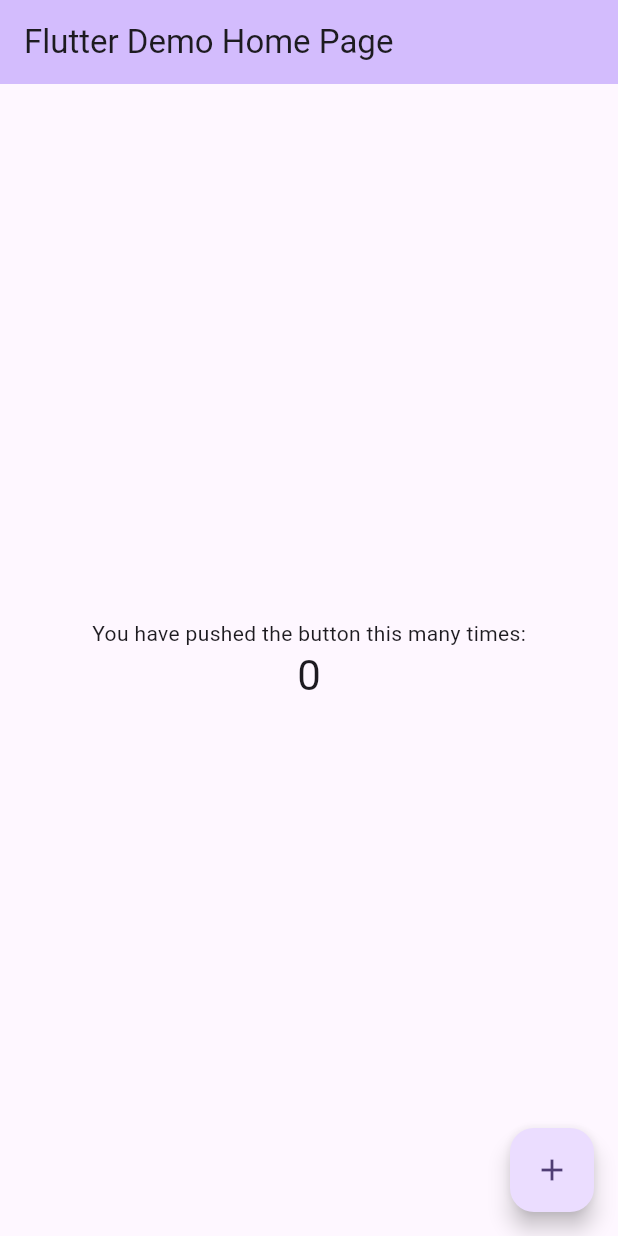
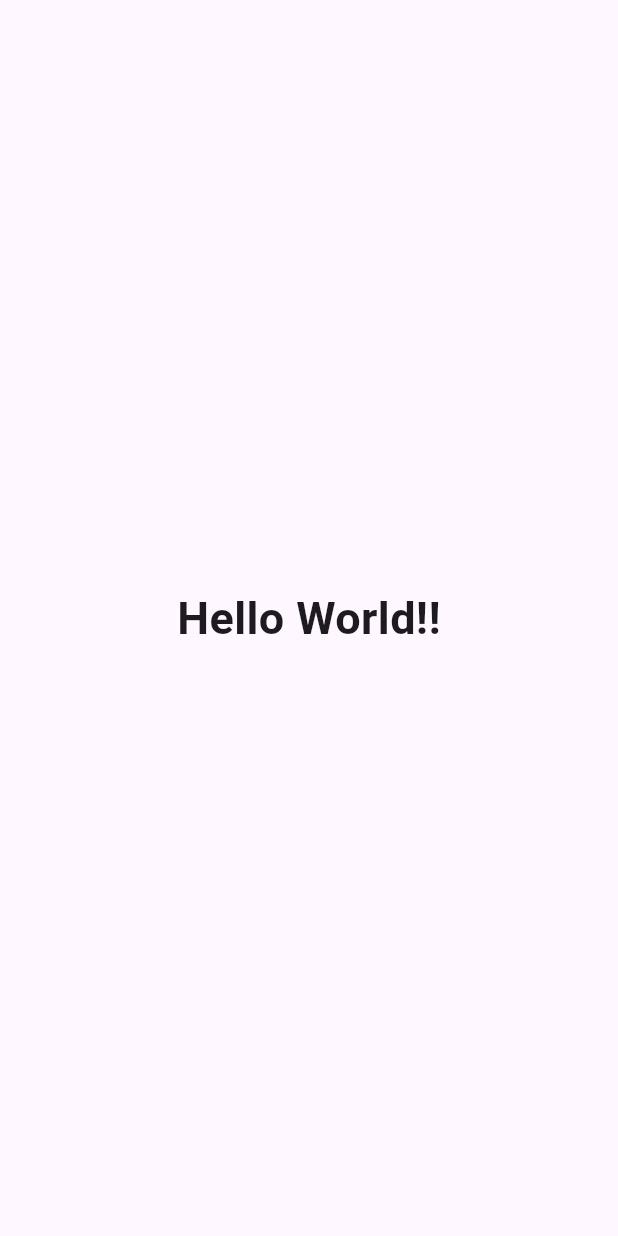
Before and after one commit to dhyey1015/learning-flutter, a Flutter app: the screen it shows after launch, on a phone screen of 412 x 824 dp. Run offline on Flutter 3.47's test engine with Material 3 defaults, Android fonts, the phone set to English and light mode, and no system bars.

Commit message:
learned about column, colorbox, textstyle widgits

```diff
--- /dev/null
+++ b/flutter_currency_converter_project/lib/currency_converter_material_page.dart
@@ -0,0 +1,20 @@
+import 'package:flutter/material.dart';
+
+class CurrencyConverterMaterialPage extends StatelessWidget {
+  const CurrencyConverterMaterialPage({super.key});
+
+  @override
+  Widget build(BuildContext context) {
+    return const Scaffold(
+      body: Center(
+          child: Column(
+        mainAxisAlignment: MainAxisAlignment.center,
+        children: [
+          Text(
+              style: TextStyle(fontSize: 30, fontWeight: FontWeight.bold),
+              'Hello World!!')
+        ],
+      )),
+    );
+  }
+}
--- a/flutter_currency_converter_project/lib/main.dart
+++ b/flutter_currency_converter_project/lib/main.dart
@@ -1,4 +1,5 @@
 import 'package:flutter/material.dart';
+import 'package:flutter_currency_converter_project/currency_converter_material_page.dart';
 
 void main() {
   runApp(const MyApp());
@@ -6,120 +7,10 @@
 
 class MyApp extends StatelessWidget {
   const MyApp({super.key});
-
-  // This widget is the root of your application.
   @override
   Widget build(BuildContext context) {
-    return MaterialApp(
-      title: 'Flutter Demo',
-      theme: ThemeData(
-        // This is the theme of your application.
-        //
-        // TRY THIS: Try running your application with "flutter run". You'll see
-        // the application has a purple toolbar. Then, without quitting the app,
-        // try changing the seedColor in the colorScheme below to Colors.green
-        // and then invoke "hot reload" (save your changes or press the "hot
-        // reload" button in a Flutter-supported IDE, or press "r" if you used
-        // the command line to start the app).
-        //
-        // Notice that the counter didn't reset back to zero; the application
-        // state is not lost during the reload. To reset the state, use hot
-        // restart instead.
-        //
-        // This works for code too, not just values: Most code changes can be
-        // tested with just a hot reload.
-        colorScheme: ColorScheme.fromSeed(seedColor: Colors.deepPurple),
-        useMaterial3: true,
-      ),
-      home: const MyHomePage(title: 'Flutter Demo Home Page'),
+    return const MaterialApp(
+      home: CurrencyConverterMaterialPage(),
     );
   }
 }
-
-class MyHomePage extends StatefulWidget {
-  const MyHomePage({super.key, required this.title});
-
-  // This widget is the home page of your application. It is stateful, meaning
-  // that it has a State object (defined below) that contains fields that affect
-  // how it looks.
-
-  // This class is the configuration for the state. It holds the values (in this
-  // case the title) provided by the parent (in this case the App widget) and
-  // used by the build method of the State. Fields in a Widget subclass are
-  // always marked "final".
-
-  final String title;
-
-  @override
-  State<MyHomePage> createState() => _MyHomePageState();
-}
-
-class _MyHomePageState extends State<MyHomePage> {
-  int _counter = 0;
-
-  void _incrementCounter() {
-    setState(() {
-      // This call to setState tells the Flutter framework that something has
-      // changed in this State, which causes it to rerun the build method below
-      // so that the display can reflect the updated values. If we changed
-      // _counter without calling setState(), then the build method would not be
-      // called again, and so nothing would appear to happen.
-      _counter++;
-    });
-  }
-
-  @override
-  Widget build(BuildContext context) {
-    // This method is rerun every time setState is called, for instance as done
-    // by the _incrementCounter method above.
-    //
-    // The Flutter framework has been optimized to make rerunning build methods
-    // fast, so that you can just rebuild anything that needs updating rather
-    // than having to individually change instances of widgets.
-    return Scaffold(
-      appBar: AppBar(
-        // TRY THIS: Try changing the color here to a specific color (to
-        // Colors.amber, perhaps?) and trigger a hot reload to see the AppBar
-        // change color while the other colors stay the same.
-        backgroundColor: Theme.of(context).colorScheme.inversePrimary,
-        // Here we take the value from the MyHomePage object that was created by
-        // the App.build method, and use it to set our appbar title.
-        title: Text(widget.title),
-      ),
-      body: Center(
-        // Center is a layout widget. It takes a single child and positions it
-        // in the middle of the parent.
-        child: Column(
-          // Column is also a layout widget. It takes a list of children and
-          // arranges them vertically. By default, it sizes itself to fit its
-          // children horizontally, and tries to be as tall as its parent.
-          //
-          // Column has various properties to control how it sizes itself and
-          // how it positions its children. Here we use mainAxisAlignment to
-          // center the children vertically; the main axis here is the vertical
-          // axis because Columns are vertical (the cross axis would be
-          // horizontal).
-          //
-          // TRY THIS: Invoke "debug painting" (choose the "Toggle Debug Paint"
-          // action in the IDE, or press "p" in the console), to see the
-          // wireframe for each widget.
-          mainAxisAlignment: MainAxisAlignment.center,
-          children: <Widget>[
-            const Text(
-              'You have pushed the button this many times:',
-            ),
-            Text(
-              '$_counter',
-              style: Theme.of(context).textTheme.headlineMedium,
-            ),
-          ],
-        ),
-      ),
-      floatingActionButton: FloatingActionButton(
-        onPressed: _incrementCounter,
-        tooltip: 'Increment',
-        child: const Icon(Icons.add),
-      ), // This trailing comma makes auto-formatting nicer for build methods.
-    );
-  }
-}
```
